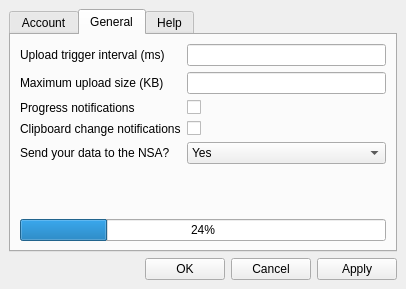
Old version of the form ClipShare-app/statuswindow.ui in the repository Gladdy/clipshare.
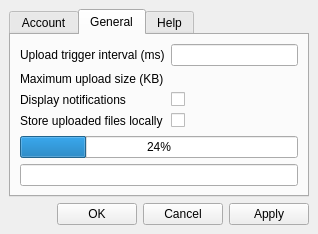
New version of the form.

The edit to the form file:
```diff
--- a/ClipShare-app/statuswindow.ui
+++ b/ClipShare-app/statuswindow.ui
@@ -6,8 +6,8 @@
    <rect>
     <x>0</x>
     <y>0</y>
-    <width>406</width>
-    <height>289</height>
+    <width>318</width>
+    <height>230</height>
    </rect>
   </property>
   <property name="sizePolicy">
@@ -52,8 +52,8 @@
    </property>
    <layout class="QVBoxLayout" name="verticalLayout_2">
     <item>
-     <layout class="QVBoxLayout" name="verticalLayout">
-      <item>
+     <layout class="QGridLayout" name="gridLayout">
+      <item row="0" column="0">
        <widget class="QTabWidget" name="tabWidget">
         <property name="sizePolicy">
          <sizepolicy hsizetype="Expanding" vsizetype="Expanding">
@@ -112,7 +112,7 @@
               <property name="sizeHint" stdset="0">
                <size>
                 <width>20</width>
-                <height>40</height>
+                <height>0</height>
                </size>
               </property>
              </spacer>
@@ -182,13 +182,10 @@
                 </property>
                </widget>
               </item>
-              <item row="1" column="1">
-               <widget class="QLineEdit" name="lineEdit_maxsize"/>
-              </item>
               <item row="2" column="0">
                <widget class="QLabel" name="label_progressNotification">
                 <property name="text">
-                 <string>Progress notifications</string>
+                 <string>Display notifications</string>
                 </property>
                </widget>
               </item>
@@ -202,7 +199,7 @@
               <item row="3" column="0">
                <widget class="QLabel" name="label_changeNotification">
                 <property name="text">
-                 <string>Clipboard change notifications</string>
+                 <string>Store uploaded files locally</string>
                 </property>
                </widget>
               </item>
@@ -213,52 +210,6 @@
                 </property>
                </widget>
               </item>
-              <item row="4" column="0">
-               <widget class="QLabel" name="label_NSA">
-                <property name="text">
-                 <string>Send your data to the NSA?</string>
-                </property>
-               </widget>
-              </item>
-              <item row="4" column="1">
-               <widget class="QComboBox" name="comboBox_NSA">
-                <item>
-                 <property name="text">
-                  <string>Yes</string>
-                 </property>
-                </item>
-                <item>
-                 <property name="text">
-                  <string>Affirmative</string>
-                 </property>
-                </item>
-                <item>
-                 <property name="text">
-                  <string>Fine</string>
-                 </property>
-                </item>
-                <item>
-                 <property name="text">
-                  <string>Good</string>
-                 </property>
-                </item>
-                <item>
-                 <property name="text">
-                  <string>Okay</string>
-                 </property>
-                </item>
-                <item>
-                 <property name="text">
-                  <string>By all means</string>
-                 </property>
-                </item>
-                <item>
-                 <property name="text">
-                  <string>Naturally</string>
-                 </property>
-                </item>
-               </widget>
-              </item>
              </layout>
             </item>
             <item>
@@ -271,6 +222,9 @@
               </property>
              </widget>
             </item>
+            <item>
+             <widget class="QLineEdit" name="lineEdit_downloadLink"/>
+            </item>
            </layout>
           </item>
          </layout>
@@ -295,7 +249,7 @@
         </widget>
        </widget>
       </item>
-      <item>
+      <item row="1" column="0">
        <layout class="QHBoxLayout" name="bar_bottom">
         <item>
          <spacer name="horizontalSpacer">
```
